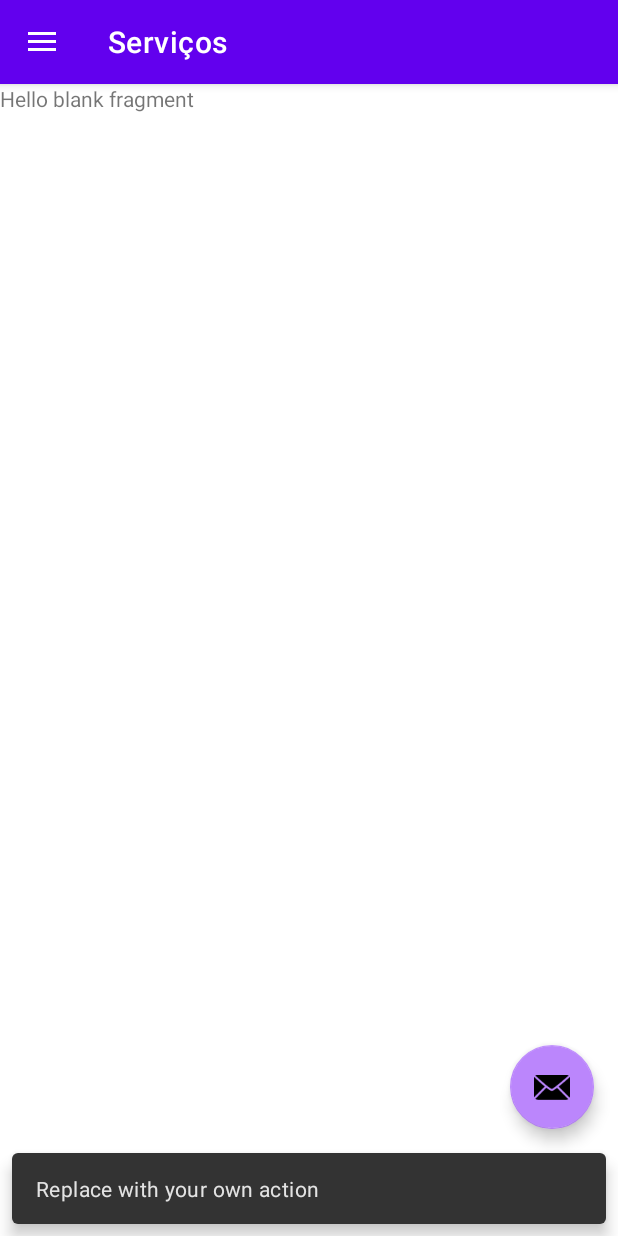
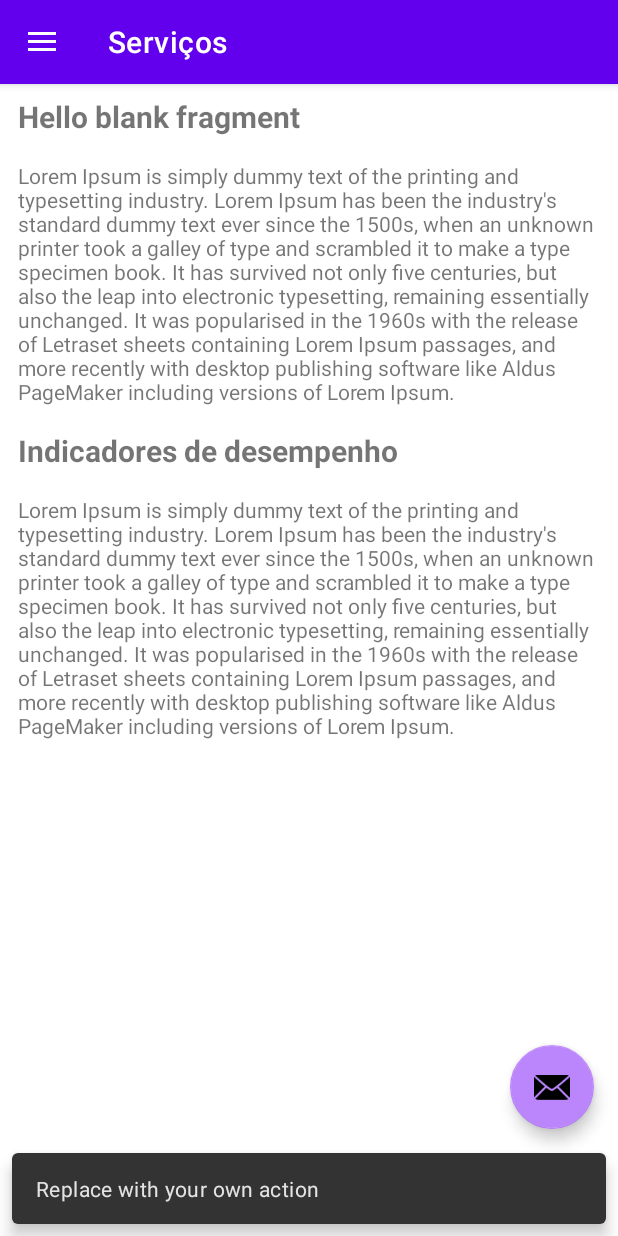
Before and after one commit to TiagoAndreAlmeida/ATM-Consultoria, an Android app: the screen it shows after launch (MainActivity), in the side drawer, after a tap on "Serviços", on a phone screen of 412 x 824 dp. Run offline under Robolectric (Android 15) with nearby library versions, the phone set to English and light mode, and no system bars; our stand-ins replace navigation-ui.

Commit message:
create fragment serviços

```diff
--- a/app/src/main/res/layout/activity_main.xml
+++ b/app/src/main/res/layout/activity_main.xml
@@ -21,5 +21,7 @@
         android:layout_gravity="start"
         android:fitsSystemWindows="true"
         app:headerLayout="@layout/nav_header_main"
+        app:itemIconTint="@android:color/tertiary_text_dark"
+        app:itemTextColor="@android:color/tertiary_text_dark"
         app:menu="@menu/activity_main_drawer" />
 </androidx.drawerlayout.widget.DrawerLayout>
--- a/app/src/main/res/layout/fragment_servicos.xml
+++ b/app/src/main/res/layout/fragment_servicos.xml
@@ -1,14 +1,50 @@
 <?xml version="1.0" encoding="utf-8"?>
-<FrameLayout xmlns:android="http://schemas.android.com/apk/res/android"
+<LinearLayout xmlns:android="http://schemas.android.com/apk/res/android"
     xmlns:tools="http://schemas.android.com/tools"
     android:layout_width="match_parent"
     android:layout_height="match_parent"
+    android:layout_marginLeft="12dp"
+    android:layout_marginRight="12dp"
+    android:orientation="vertical"
     tools:context=".ui.servicos.ServicosFragment">
 
     <!-- TODO: Update blank fragment layout -->
     <TextView
         android:layout_width="match_parent"
-        android:layout_height="match_parent"
-        android:text="@string/hello_blank_fragment" />
+        android:layout_height="wrap_content"
+        android:layout_marginTop="8dp"
+        android:layout_marginBottom="8dp"
+        android:text="@string/hello_blank_fragment"
+        android:textAlignment="viewStart"
+        android:textSize="20sp"
+        android:textStyle="bold"
+        tools:text="Sistema de gestão de qualidade" />
 
-</FrameLayout>
+    <TextView
+        android:id="@+id/textView2"
+        android:layout_width="match_parent"
+        android:layout_height="wrap_content"
+        android:layout_marginTop="8dp"
+        android:layout_marginBottom="8dp"
+        android:text="Lorem Ipsum is simply dummy text of the printing and typesetting industry. Lorem Ipsum has been the industry's standard dummy text ever since the 1500s, when an unknown printer took a galley of type and scrambled it to make a type specimen book. It has survived not only five centuries, but also the leap into electronic typesetting, remaining essentially unchanged. It was popularised in the 1960s with the release of Letraset sheets containing Lorem Ipsum passages, and more recently with desktop publishing software like Aldus PageMaker including versions of Lorem Ipsum. "
+        android:textAlignment="viewStart" />
+
+    <TextView
+        android:id="@+id/textView3"
+        android:layout_width="match_parent"
+        android:layout_height="wrap_content"
+        android:layout_marginTop="8dp"
+        android:layout_marginBottom="8dp"
+        android:text="Indicadores de desempenho"
+        android:textSize="20sp"
+        android:textStyle="bold" />
+
+    <TextView
+        android:id="@+id/textView4"
+        android:layout_width="match_parent"
+        android:layout_height="wrap_content"
+        android:layout_marginTop="8dp"
+        android:layout_marginBottom="8dp"
+        android:text="Lorem Ipsum is simply dummy text of the printing and typesetting industry. Lorem Ipsum has been the industry's standard dummy text ever since the 1500s, when an unknown printer took a galley of type and scrambled it to make a type specimen book. It has survived not only five centuries, but also the leap into electronic typesetting, remaining essentially unchanged. It was popularised in the 1960s with the release of Letraset sheets containing Lorem Ipsum passages, and more recently with desktop publishing software like Aldus PageMaker including versions of Lorem Ipsum. " />
+
+</LinearLayout>
--- a/app/src/main/res/menu/activity_main_drawer.xml
+++ b/app/src/main/res/menu/activity_main_drawer.xml
@@ -19,7 +19,9 @@
     </group>
 
     <item android:title="Entre em contato">
+
             <menu>
+                <group android:checkableBehavior="single">
                 <item
                     android:id="@+id/nav_contato"
                     android:icon="@android:drawable/sym_action_email"
@@ -28,6 +30,9 @@
                     android:id="@+id/nav_sobre"
                     android:icon="@android:drawable/ic_dialog_info"
                     android:title="@string/menu_sobre" />
+                </group>
             </menu>
+
+
     </item>
 </menu>
```
Lines whose indentation alone changed are shown as unchanged.
